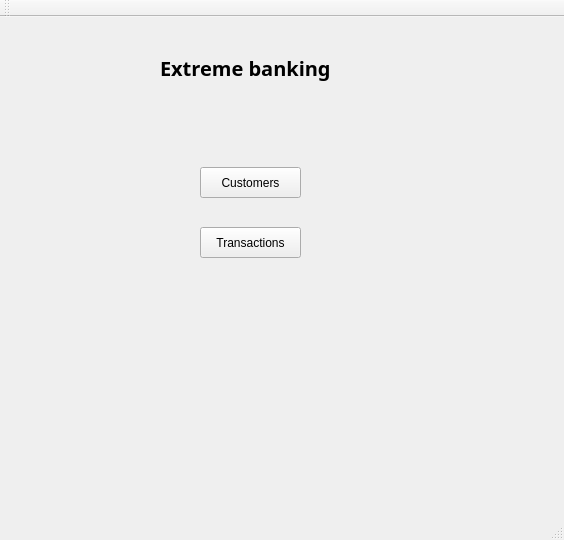
Old version of the form mainwindow.ui in the repository jonathansaetre/BankSystem.
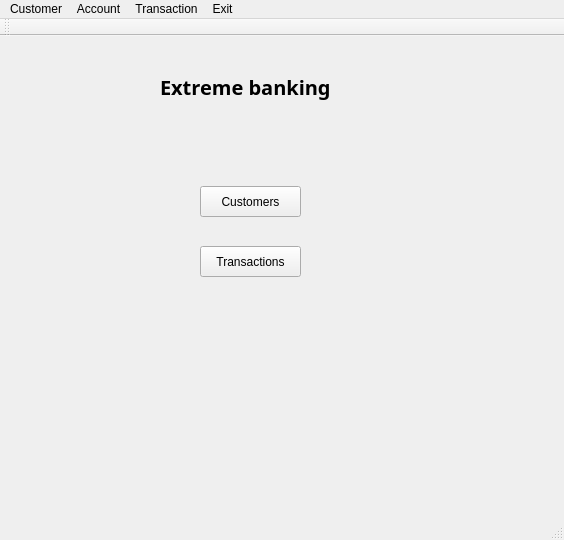
New version of the form.

```diff
--- a/mainwindow.ui
+++ b/mainwindow.ui
@@ -74,6 +74,35 @@
      <height>21</height>
     </rect>
    </property>
+   <widget class="QMenu" name="menuCustomer">
+    <property name="title">
+     <string>Customer</string>
+    </property>
+    <addaction name="actionNew"/>
+    <addaction name="actionUpdate"/>
+    <addaction name="actionDelete"/>
+   </widget>
+   <widget class="QMenu" name="menuAccount">
+    <property name="title">
+     <string>Account</string>
+    </property>
+    <addaction name="actionNew_2"/>
+    <addaction name="actionDelete_2"/>
+   </widget>
+   <widget class="QMenu" name="menuTransaction">
+    <property name="title">
+     <string>Transaction</string>
+    </property>
+   </widget>
+   <widget class="QMenu" name="menuExit">
+    <property name="title">
+     <string>Exit</string>
+    </property>
+   </widget>
+   <addaction name="menuCustomer"/>
+   <addaction name="menuAccount"/>
+   <addaction name="menuTransaction"/>
+   <addaction name="menuExit"/>
   </widget>
   <widget class="QToolBar" name="mainToolBar">
    <attribute name="toolBarArea">
```
Left out of the diff: 25 changed lines with no effect on the pictures.
